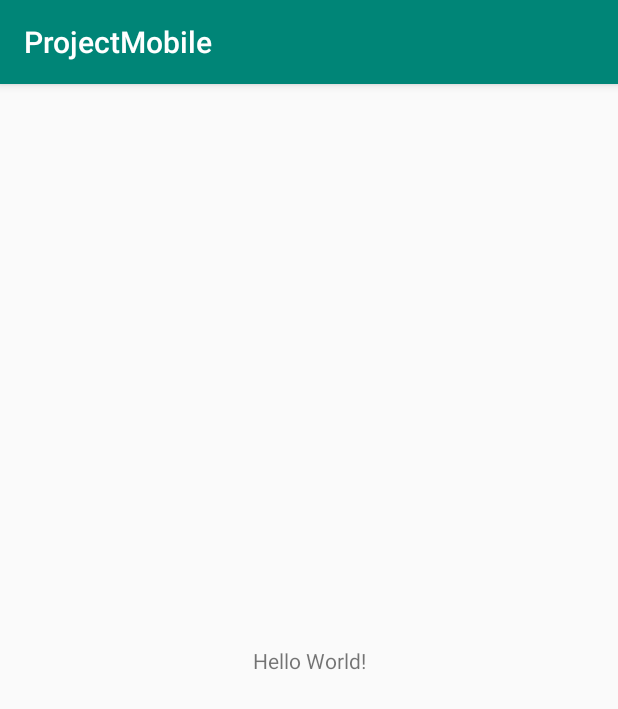
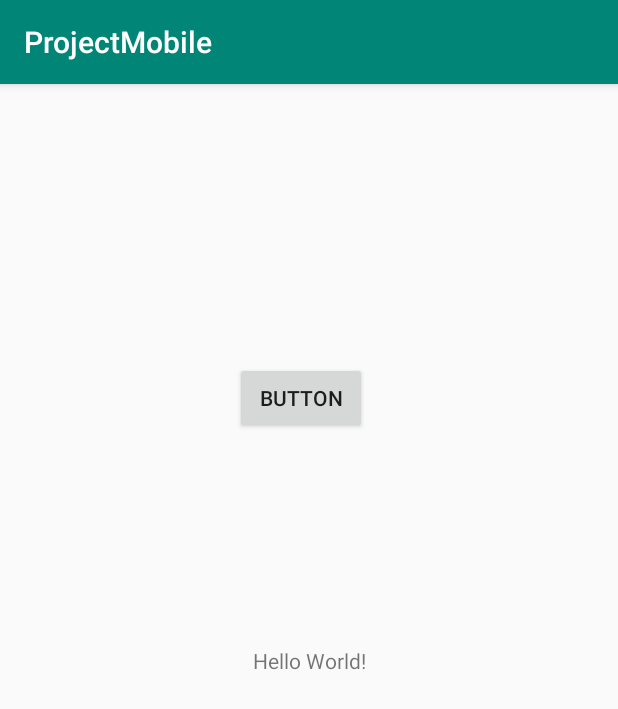
Before and after one commit to ste-corizzato/ProjectMobile, an Android app: the screen it shows after launch (MainActivity), on a phone screen of 412 x 824 dp. Shown: the top 709 px of the screen. Run offline under Robolectric (Android 15) with nearby library versions, the phone set to English and light mode, and no system bars.

Commit message:
ho aggiunto un bottone di prova

```diff
--- a/app/src/main/res/layout/activity_main.xml
+++ b/app/src/main/res/layout/activity_main.xml
@@ -8,6 +8,7 @@
     tools:context=".MainActivity">
 
     <TextView
+        android:id="@+id/textView"
         android:layout_width="wrap_content"
         android:layout_height="wrap_content"
         android:text="Hello World!"
@@ -16,4 +17,18 @@
         app:layout_constraintRight_toRightOf="parent"
         app:layout_constraintTop_toTopOf="parent" />
 
+    <Button
+        android:id="@+id/button"
+        android:layout_width="wrap_content"
+        android:layout_height="wrap_content"
+        android:layout_marginStart="156dp"
+        android:layout_marginTop="176dp"
+        android:layout_marginEnd="167dp"
+        android:layout_marginBottom="132dp"
+        android:text="Button"
+        app:layout_constraintBottom_toTopOf="@+id/textView"
+        app:layout_constraintEnd_toEndOf="parent"
+        app:layout_constraintStart_toStartOf="parent"
+        app:layout_constraintTop_toTopOf="parent" />
+
 </androidx.constraintlayout.widget.ConstraintLayout>
```
